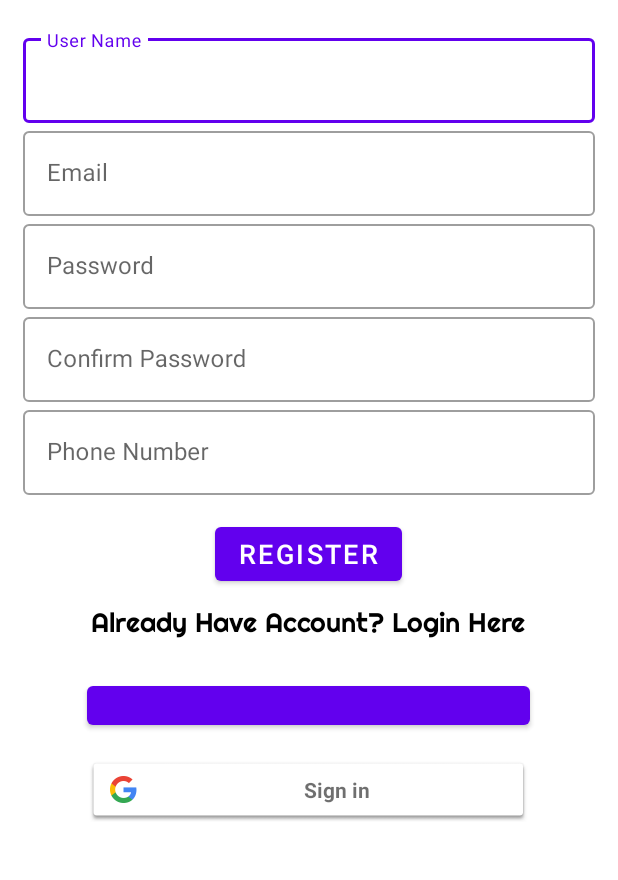
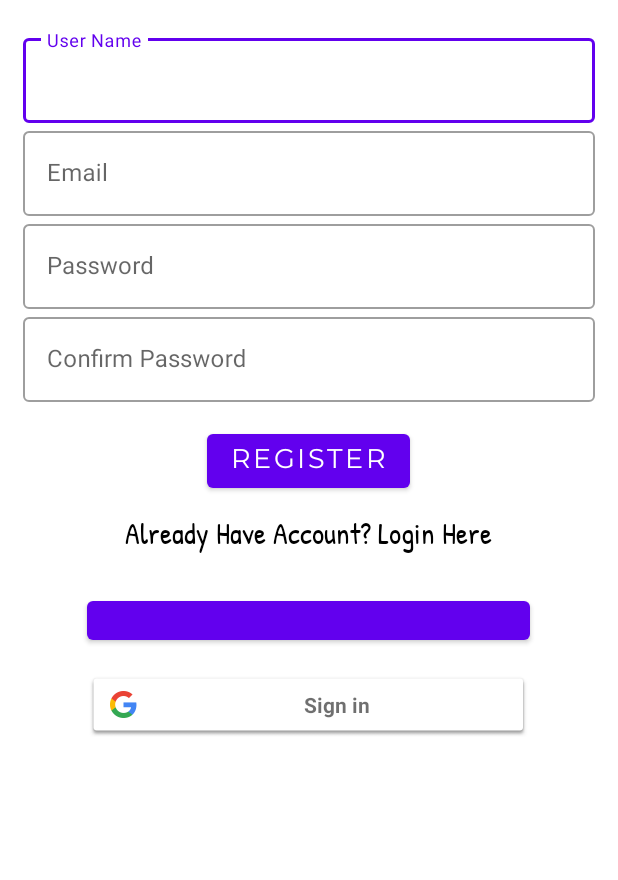
Before and after one commit to Rohithkumargattu979/My-Notfy, an Android app: the screen it shows after launch (Register), on a phone screen of 412 x 824 dp, the part 159-1039 px from its top. Run offline under Robolectric (Android 15) with nearby library versions, the phone set to English and light mode, and no system bars; our stand-ins replace Firebase (no records; nobody signed in at launch, a user with empty details on screens opened directly); libraries missing offline, so code that uses them is left out: com.facebook, com.facebook.login; plain views replace LoginButton; Roboto replaces fonts that are not available here; 6 statements that could not run were skipped.

Commit message:
fonts changed, added, phone input changed, confirm password solved

```diff
--- a/app/src/main/java/com/example/mynotify/Register.java
+++ b/app/src/main/java/com/example/mynotify/Register.java
@@ -52,7 +52,7 @@ public class Register extends AppCompatActivity implements View.OnClickListener{
     private FirebaseAuth mAuth;
     private int RC_SIGN_IN = 1;
     private static final String TAG = "FacebookAuthentication";
-    EditText mFullName, mEmail, mPassword, mPhone;
+    EditText mFullName, mEmail, mPassword, mPhone, mpassword1;
     Button mRegisterBtn;
     TextView mLoginBtn;
     FirebaseAuth fAuth;
@@ -66,7 +66,8 @@ public class Register extends AppCompatActivity implements View.OnClickListener{
         mFullName = findViewById(R.id.fullName);
         mEmail = findViewById(R.id.email);
         mPassword = findViewById(R.id.password);
-        mPhone = findViewById(R.id.phone);
+        mpassword1 = findViewById(R.id.cpassword);
+        //mPhone = findViewById(R.id.phone);
         mRegisterBtn = findViewById(R.id.Rbutton);
         mLoginBtn = findViewById(R.id.createText);
         fAuth = FirebaseAuth.getInstance();
@@ -81,6 +82,7 @@ public class Register extends AppCompatActivity implements View.OnClickListener{
         mRegisterBtn.setOnClickListener(v -> {
             String email = mEmail.getText().toString().trim();
             String password = mPassword.getText().toString().trim();
+            String confirmPassword = mpassword1.getText().toString().trim();
 
             if (TextUtils.isEmpty(email)) {
                 mEmail.setError("Email is Required");
@@ -92,6 +94,14 @@ public class Register extends AppCompatActivity implements View.OnClickListener{
             }
             if (password.length() < 6) {
                 mPassword.setError("Password must be at least 6 characters long");
+                return;
+            }
+            if(password.equals(confirmPassword))
+            {
+                password = confirmPassword;
+            }
+            else{
+                mpassword1.setError("Enter the same password as above");
                 return;
             }
             progressDialog = new ProgressDialog(Register.this);
--- /dev/null
+++ b/app/src/main/res/font/montserrat.xml
@@ -0,0 +1,7 @@
+<?xml version="1.0" encoding="utf-8"?>
+<font-family xmlns:app="http://schemas.android.com/apk/res-auto"
+        app:fontProviderAuthority="com.google.android.gms.fonts"
+        app:fontProviderPackage="com.google.android.gms"
+        app:fontProviderQuery="Montserrat"
+        app:fontProviderCerts="@array/com_google_android_gms_fonts_certs">
+</font-family>
--- /dev/null
+++ b/app/src/main/res/font/patrick_hand.xml
@@ -0,0 +1,7 @@
+<?xml version="1.0" encoding="utf-8"?>
+<font-family xmlns:app="http://schemas.android.com/apk/res-auto"
+        app:fontProviderAuthority="com.google.android.gms.fonts"
+        app:fontProviderPackage="com.google.android.gms"
+        app:fontProviderQuery="Patrick Hand"
+        app:fontProviderCerts="@array/com_google_android_gms_fonts_certs">
+</font-family>
--- a/app/src/main/res/layout/activity_register.xml
+++ b/app/src/main/res/layout/activity_register.xml
@@ -98,7 +98,7 @@
 
             </com.google.android.material.textfield.TextInputEditText>
         </com.google.android.material.textfield.TextInputLayout>
-        <com.google.android.material.textfield.TextInputLayout
+       <!-- <com.google.android.material.textfield.TextInputLayout
             android:layout_width="match_parent"
             android:layout_height="wrap_content"
             style="@style/Widget.MaterialComponents.TextInputLayout.OutlinedBox">
@@ -112,27 +112,29 @@
                 app:passwordToggleEnabled="true">
 
             </com.google.android.material.textfield.TextInputEditText>
-        </com.google.android.material.textfield.TextInputLayout>
+        </com.google.android.material.textfield.TextInputLayout>-->
     </LinearLayout>
 
     <Button
         android:id="@+id/Rbutton"
         android:layout_width="wrap_content"
         android:layout_height="wrap_content"
+        android:layout_gravity="center"
+        android:fontFamily="@font/montserrat"
         android:text="Register"
-        android:textSize="18sp"
-        android:layout_gravity="center"
-        />
+        android:textSize="18sp" />
+
     <TextView
         android:id="@+id/createText"
         android:layout_width="wrap_content"
         android:layout_height="wrap_content"
+        android:layout_gravity="center"
+        android:layout_margin="10dp"
+        android:fontFamily="@font/patrick_hand"
         android:text="Already Have Account? Login Here"
-        android:fontFamily="@font/righteous"
         android:textColor="@color/black"
-        android:textSize="18sp"
-        android:layout_margin="10dp"
-        android:layout_gravity="center"/>
+        android:textSize="20sp" />
+
     <com.facebook.login.widget.LoginButton
         android:id="@+id/login_button"
         android:layout_width="295dp"
--- a/app/src/main/res/values/preloaded_fonts.xml
+++ b/app/src/main/res/values/preloaded_fonts.xml
@@ -6,6 +6,8 @@
         <item>@font/berkshire_swash</item>
         <item>@font/bungee</item>
         <item>@font/hammersmith_one</item>
+        <item>@font/montserrat</item>
+        <item>@font/patrick_hand</item>
         <item>@font/righteous</item>
     </array>
 </resources>
```
Also changed, not shown: app/src/main/res/layout/activity_login.xml (+10 -8 lines).
